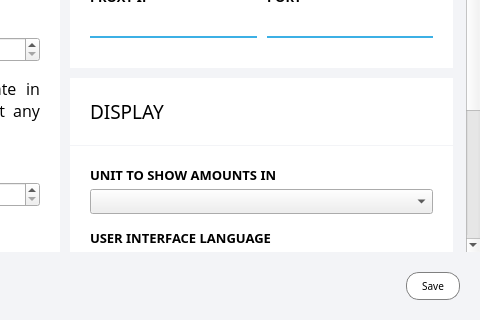
Old version of the form src/qt/forms/settingspage.ui in the repository aurovine/AudioCoin; both pictures show x 331 to 811 and y 198 to 518 of the 811 by 518 pixel window.
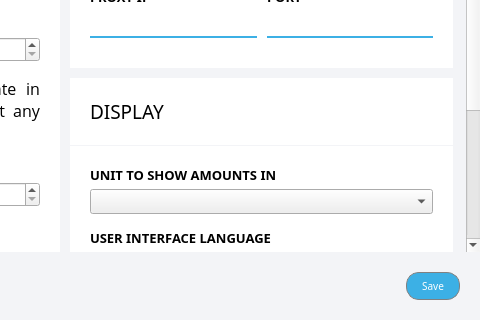
New version of the form. Icons and pictures are not drawn. Custom widgets are drawn as their Qt base class.

Commit message: fixes saveButton background color in settingspage.ui

```diff
--- a/src/qt/forms/settingspage.ui
+++ b/src/qt/forms/settingspage.ui
@@ -1127,8 +1127,8 @@
          </font>
         </property>
         <property name="styleSheet">
-         <string notr="true">#confirmButton { background-color: #3cb0e5; color: white; border: 1px solid gray; }
-#confirmButton:hover, #confirmButton:pressed { background-color: #1c99d2; }</string>
+         <string notr="true">#saveButton { background-color: #3cb0e5; color: white; border: 1px solid gray; }
+#saveButton:hover, #saveButton:pressed { background-color: #1c99d2; }</string>
         </property>
         <property name="text">
          <string>Save</string>
```
